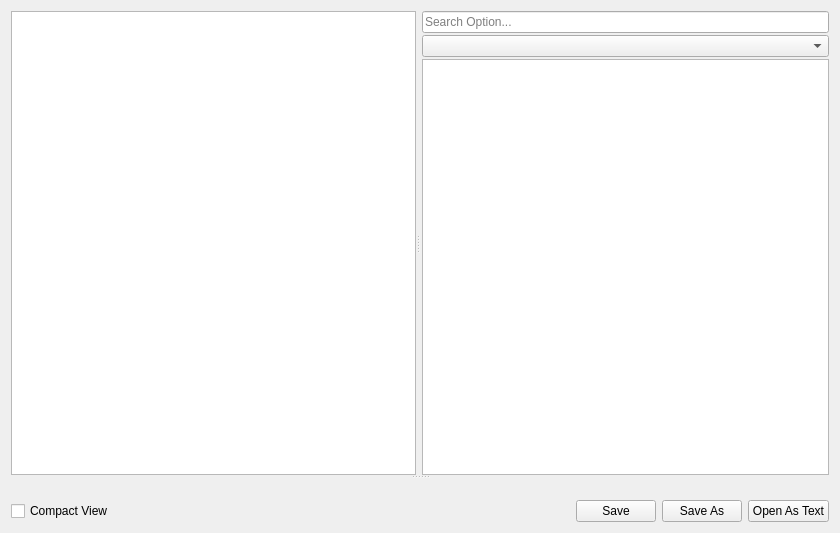
First picture: the form in src/option/solveroptionwidget.ui, repository GAMS-dev/studio, before the edit.
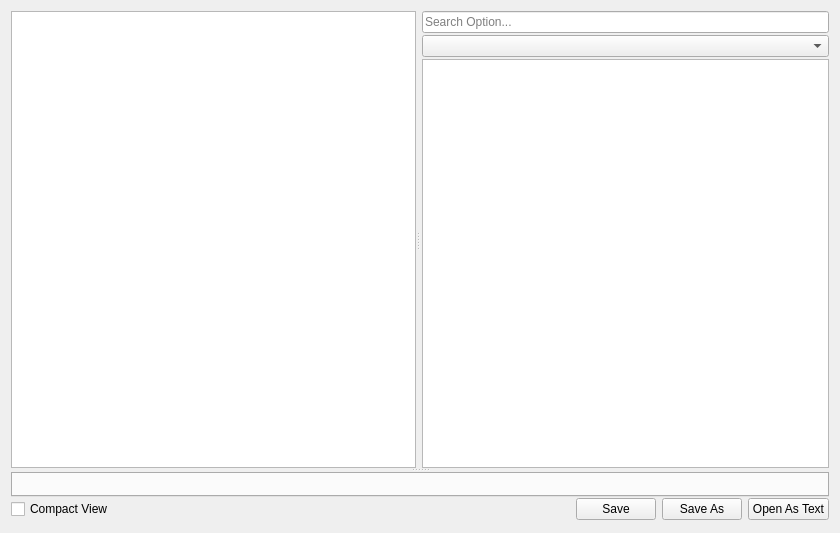
Second picture: the form after the edit.

Commit message: add setting ui for solver option editor

The edit to the form file:
```diff
--- a/src/option/solveroptionwidget.ui
+++ b/src/option/solveroptionwidget.ui
@@ -90,7 +90,7 @@
         <number>0</number>
        </property>
        <item>
-        <widget class="QStackedWidget" name="solverOptionMessageStackedWidget">
+        <widget class="QTabWidget" name="solverOptionTabWidget">
          <property name="sizePolicy">
           <sizepolicy hsizetype="Expanding" vsizetype="Preferred">
            <horstretch>0</horstretch>
```
The commit also changes 5 other files.
